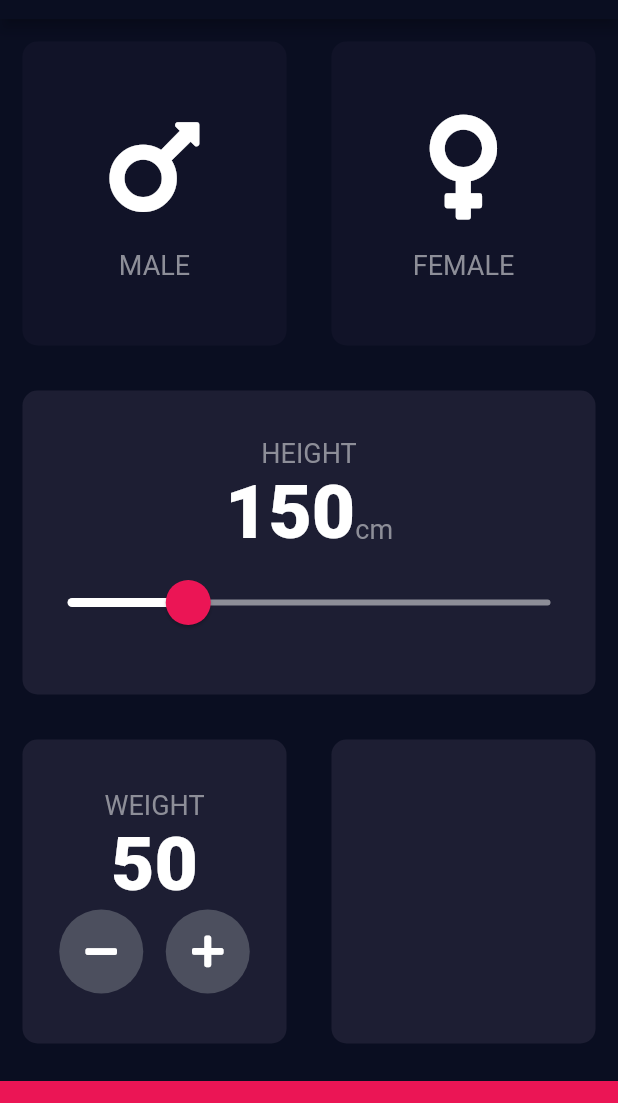
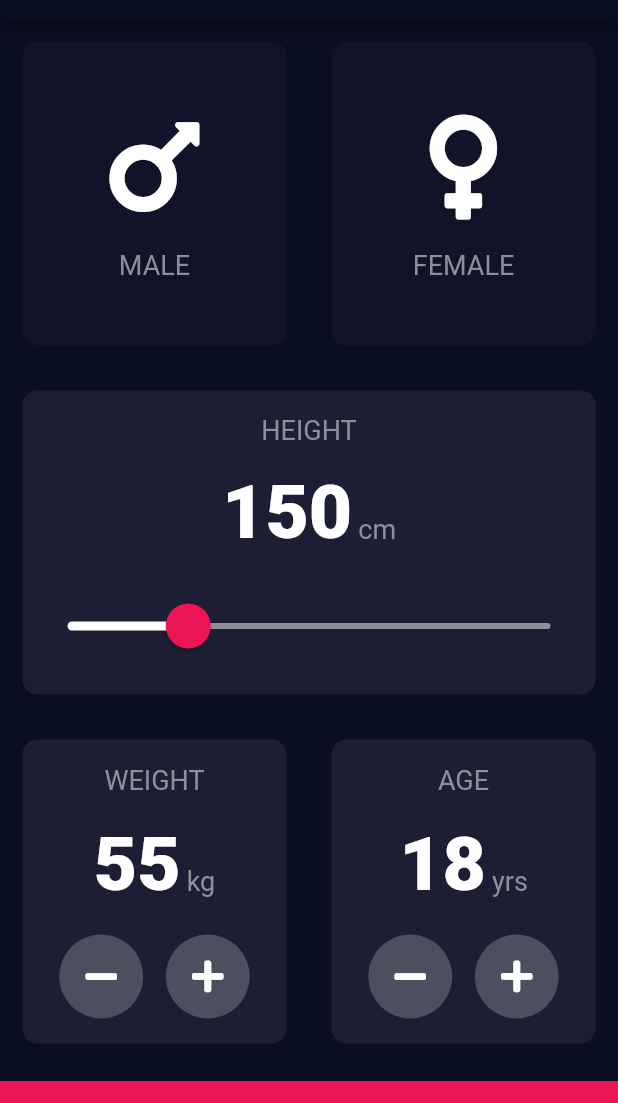
Before and after one commit to PratthamArora/bmi_calculator, a Flutter app: the screen it shows after launch, on a phone screen of 412 x 824 dp, the part 65-1168 px from its top. Run offline on Flutter 3.47's test engine with Material 2 defaults, Android fonts, the phone set to English and light mode, and no system bars; our stand-ins replace font_awesome_flutter.

Commit message:
added age card

```diff
--- a/lib/input_page.dart
+++ b/lib/input_page.dart
@@ -13,7 +13,8 @@ class InputPage extends StatefulWidget {
 class _InputPageState extends State<InputPage> {
   Gender selectedGender;
   int height = 150;
-  int weight = 50;
+  int weight = 55;
+  int age = 18;
 
   @override
   Widget build(BuildContext context) {
@@ -63,7 +64,7 @@ class _InputPageState extends State<InputPage> {
           Expanded(
             child: ReusableCard(
               cardChild: Column(
-                mainAxisAlignment: MainAxisAlignment.center,
+                mainAxisAlignment: MainAxisAlignment.spaceEvenly,
                 children: <Widget>[
                   Text(
                     'HEIGHT',
@@ -77,6 +78,9 @@ class _InputPageState extends State<InputPage> {
                       Text(
                         height.toString(),
                         style: kSubLabelTextStyle,
+                      ),
+                      SizedBox(
+                        width: 4.0,
                       ),
                       Text(
                         'cm',
@@ -118,15 +122,29 @@ class _InputPageState extends State<InputPage> {
                   child: ReusableCard(
                     colour: kActiveCardColour,
                     cardChild: Column(
-                      mainAxisAlignment: MainAxisAlignment.center,
+                      mainAxisAlignment: MainAxisAlignment.spaceEvenly,
                       children: <Widget>[
                         Text(
                           'WEIGHT',
                           style: kLabelTextStyle,
                         ),
-                        Text(
-                          weight.toString(),
-                          style: kSubLabelTextStyle,
+                        Row(
+                          mainAxisAlignment: MainAxisAlignment.center,
+                          crossAxisAlignment: CrossAxisAlignment.baseline,
+                          textBaseline: TextBaseline.alphabetic,
+                          children: <Widget>[
+                            Text(
+                              weight.toString(),
+                              style: kSubLabelTextStyle,
+                            ),
+                            SizedBox(
+                              width: 4.0,
+                            ),
+                            Text(
+                              'kg',
+                              style: kLabelTextStyle,
+                            ),
+                          ],
                         ),
                         Row(
                           mainAxisAlignment: MainAxisAlignment.center,
@@ -159,6 +177,57 @@ class _InputPageState extends State<InputPage> {
                 Expanded(
                   child: ReusableCard(
                     colour: kActiveCardColour,
+                    cardChild: Column(
+                      mainAxisAlignment: MainAxisAlignment.spaceEvenly,
+                      children: <Widget>[
+                        Text(
+                          'AGE',
+                          style: kLabelTextStyle,
+                        ),
+                        Row(
+                          mainAxisAlignment: MainAxisAlignment.center,
+                          crossAxisAlignment: CrossAxisAlignment.baseline,
+                          textBaseline: TextBaseline.alphabetic,
+                          children: <Widget>[
+                            Text(
+                              age.toString(),
+                              style: kSubLabelTextStyle,
+                            ),
+                            SizedBox(
+                              width: 4.0,
+                            ),
+                            Text(
+                              'yrs',
+                              style: kLabelTextStyle,
+                            ),
+                          ],
+                        ),
+                        Row(
+                          mainAxisAlignment: MainAxisAlignment.center,
+                          children: <Widget>[
+                            RoundIconButton(
+                              onClick: () {
+                                setState(() {
+                                  age--;
+                                });
+                              },
+                              child: FontAwesomeIcons.minus,
+                            ),
+                            SizedBox(
+                              width: 15.0,
+                            ),
+                            RoundIconButton(
+                              child: FontAwesomeIcons.plus,
+                              onClick: () {
+                                setState(() {
+                                  age++;
+                                });
+                              },
+                            ),
+                          ],
+                        ),
+                      ],
+                    ),
                   ),
                 ),
               ],
```
